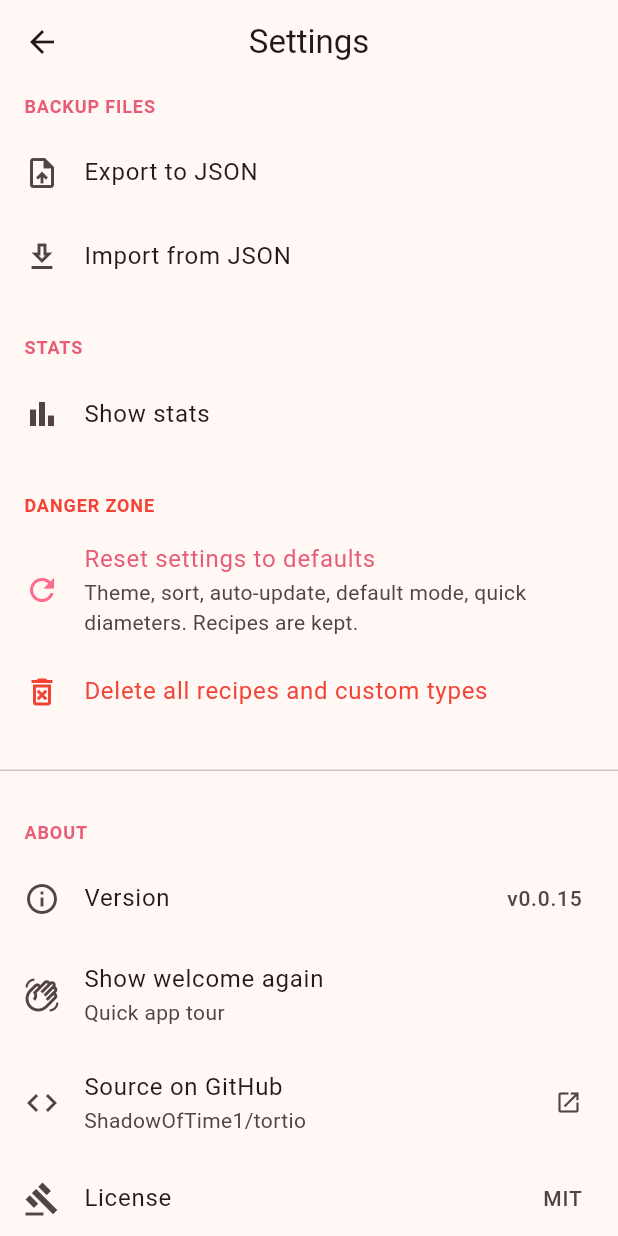
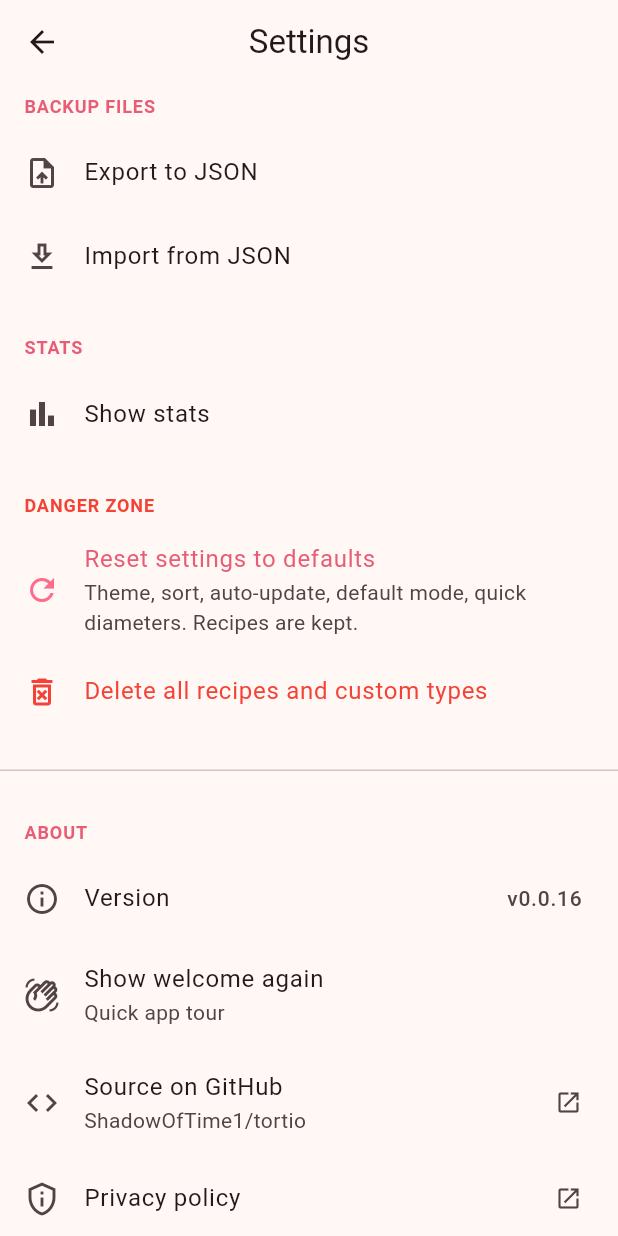
Before and after one commit to ShadowOfTime1/tortio, a Flutter app: the SettingsScreen screen opened directly, scrolled down 1152 dp, on a phone screen of 412 x 824 dp. Run offline on Flutter 3.47's test engine with Material 3 defaults, Android fonts, the phone set to English and light mode, and no system bars; our stand-ins replace dio, google_sign_in, image_picker, open_filex, package_info_plus, pdf and 4 more; missing offline and left inert: extension_google_sign_in_as_googleapis_auth, file_selector, googleapis; accounts and stored records are empty; network calls fail.

Commit message:
v0.0.16 Privacy Policy + GitHub Pages site

```diff
--- a/lib/l10n/app_en.arb
+++ b/lib/l10n/app_en.arb
@@ -455,6 +455,7 @@
   },
   "settings_show_welcome_again_subtitle": "Quick app tour",
   "settings_version_label": "Version",
+  "settings_privacy_policy": "Privacy policy",
   "settings_license_label": "License",
   "settings_license_value": "MIT",
   "settings_github_source": "Source on GitHub",
--- a/lib/l10n/app_localizations.dart
+++ b/lib/l10n/app_localizations.dart
@@ -1495,6 +1495,12 @@ abstract class AppLocalizations {
   /// **'Версия'**
   String get settings_version_label;
 
+  /// No description provided for @settings_privacy_policy.
+  ///
+  /// In ru, this message translates to:
+  /// **'Политика конфиденциальности'**
+  String get settings_privacy_policy;
+
   /// No description provided for @settings_license_label.
   ///
   /// In ru, this message translates to:
--- a/lib/l10n/app_localizations_en.dart
+++ b/lib/l10n/app_localizations_en.dart
@@ -861,6 +861,9 @@ class AppLocalizationsEn extends AppLocalizations {
   String get settings_version_label => 'Version';
 
   @override
+  String get settings_privacy_policy => 'Privacy policy';
+
+  @override
   String get settings_license_label => 'License';
 
   @override
--- a/lib/l10n/app_localizations_ru.dart
+++ b/lib/l10n/app_localizations_ru.dart
@@ -868,6 +868,9 @@ class AppLocalizationsRu extends AppLocalizations {
   String get settings_version_label => 'Версия';
 
   @override
+  String get settings_privacy_policy => 'Политика конфиденциальности';
+
+  @override
   String get settings_license_label => 'Лицензия';
 
   @override
--- a/lib/l10n/app_ru.arb
+++ b/lib/l10n/app_ru.arb
@@ -455,6 +455,7 @@
   },
   "settings_show_welcome_again_subtitle": "Краткий тур по приложению",
   "settings_version_label": "Версия",
+  "settings_privacy_policy": "Политика конфиденциальности",
   "settings_license_label": "Лицензия",
   "settings_license_value": "MIT",
   "settings_github_source": "Исходники на GitHub",
--- a/lib/screens/settings_screen.dart
+++ b/lib/screens/settings_screen.dart
@@ -510,6 +510,20 @@ class _SettingsScreenState extends State<SettingsScreen> {
     }
   }
 
+  Future<void> _openPrivacyPolicy() async {
+    final l = AppLocalizations.of(context);
+    final isRu = Localizations.localeOf(context).languageCode == 'ru';
+    final url = Uri.parse(
+      isRu
+          ? 'https://shadowoftime1.github.io/tortio/privacy-policy-ru/'
+          : 'https://shadowoftime1.github.io/tortio/privacy-policy/',
+    );
+    if (!await launchUrl(url, mode: LaunchMode.externalApplication)) {
+      if (!mounted) return;
+      _toast(l.settings_open_link_failed);
+    }
+  }
+
   @override
   Widget build(BuildContext context) {
     final l = AppLocalizations.of(context);
@@ -764,6 +778,12 @@ class _SettingsScreenState extends State<SettingsScreen> {
             onTap: _openGitHub,
           ),
           ListTile(
+            leading: const Icon(Icons.privacy_tip_outlined),
+            title: Text(l.settings_privacy_policy),
+            trailing: const Icon(Icons.open_in_new, size: 18),
+            onTap: _openPrivacyPolicy,
+          ),
+          ListTile(
             leading: const Icon(Icons.gavel_outlined),
             title: Text(l.settings_license_label),
             trailing: Text(
--- a/pubspec.yaml
+++ b/pubspec.yaml
@@ -16,7 +16,7 @@ publish_to: 'none' # Remove this line if you wish to publish to pub.dev
 # https://developer.apple.com/library/archive/documentation/General/Reference/InfoPlistKeyReference/Articles/CoreFoundationKeys.html
 # In Windows, build-name is used as the major, minor, and patch parts
 # of the product and file versions while build-number is used as the build suffix.
-version: 0.0.15+1777361987
+version: 0.0.16+1777362893
 
 environment:
   sdk: ^3.11.4
```
Also changed, not shown: 1 other file.
